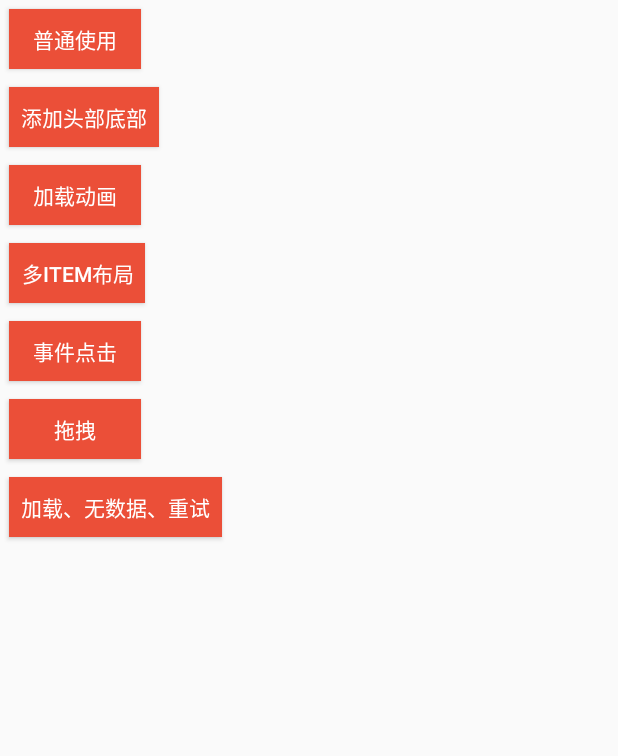
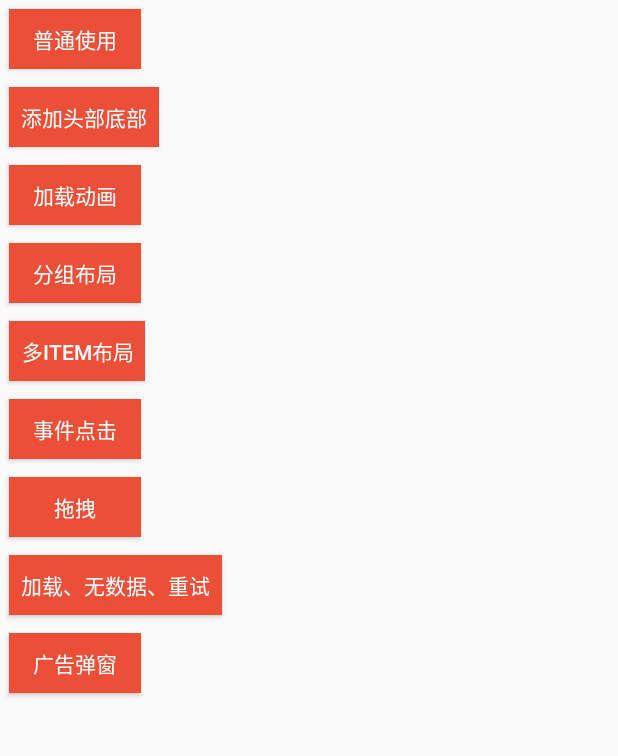
Before and after one commit to 1428610664/BRVAH-RecyclerView-Adapter, an Android app: the screen it shows after launch (MainActivity), on a phone screen of 412 x 824 dp, the part 75-831 px from its top. Run offline under Robolectric (Android 15) with nearby library versions, the phone set to English and light mode, and no system bars.

Commit message:
澧炲姞鍒嗙粍甯冨眬

```diff
--- a/app/build.gradle
+++ b/app/build.gradle
@@ -34,10 +34,14 @@ dependencies {
     compile fileTree(dir: 'libs', include: ['*.jar'])
     compile 'com.android.support:appcompat-v7:24.2.1'
     compile 'com.android.support:recyclerview-v7:24.2.1'
+    compile 'com.android.support:cardview-v7:24.2.1'
 
     compile 'com.github.CymChad:BaseRecyclerViewAdapterHelper:2.9.34'
 
     compile 'com.jaredrummler:material-spinner:1.2.4'
     compile 'com.kyleduo.switchbutton:library:2.0.0'
 
+    /* 广告弹窗 */
+    compile 'cn.yipianfengye.android:ad-library:1.0'
+
 }
--- a/app/src/main/AndroidManifest.xml
+++ b/app/src/main/AndroidManifest.xml
@@ -23,10 +23,12 @@
         <activity android:name=".activity.OrdinaryActivity"/>
         <activity android:name=".activity.AddHeaderFooterActivity"/>
         <activity android:name=".activity.AnimationActivity"/>
+        <activity android:name=".activity.SectionUseActivity"/>
         <activity android:name=".activity.MultiLayoutActivity"/>
         <activity android:name=".activity.DragActivity"/>
         <activity android:name=".activity.EventActivity"/>
         <activity android:name=".activity.EmptyViewActivity"/>
+        <activity android:name=".activity.AdDialogActivity"/>
     </application>
 
 </manifest>
--- a/app/src/main/java/hz/com/hz_recyclerview/activity/MainActivity.java
+++ b/app/src/main/java/hz/com/hz_recyclerview/activity/MainActivity.java
@@ -31,6 +31,9 @@ public class MainActivity extends AppCompatActivity {
             case R.id.bt_loadAnimation:
                 openActivity(AnimationActivity.class);
                 break;
+            case R.id.bt_SectionUse:
+                openActivity(SectionUseActivity.class);
+                break;
             case R.id.bt_multiLayout:
                 openActivity(MultiLayoutActivity.class);
                 break;
@@ -42,6 +45,9 @@ public class MainActivity extends AppCompatActivity {
                 break;
             case R.id.bt_emptyView:
                 openActivity(EmptyViewActivity.class);
+                break;
+            case R.id.bt_adDialog:
+                openActivity(AdDialogActivity.class);
                 break;
         }
     }
--- a/app/src/main/java/hz/com/hz_recyclerview/activity/MultiLayoutActivity.java
+++ b/app/src/main/java/hz/com/hz_recyclerview/activity/MultiLayoutActivity.java
@@ -72,7 +72,7 @@ public class MultiLayoutActivity extends AppCompatActivity {
             list.add(new MultipleItem(MultipleItem.IMG, MultipleItem.IMG_SPAN_SIZE));
             list.add(new MultipleItem(MultipleItem.TEXT, MultipleItem.TEXT_SPAN_SIZE, "CymChad"));
             list.add(new MultipleItem(MultipleItem.IMG_TEXT, MultipleItem.IMG_TEXT_SPAN_SIZE));
-            list.add(new MultipleItem(MultipleItem.IMG_TEXT, MultipleItem.IMG_TEXT_SPAN_SIZE_MIN));
+            list.add(new MultipleItem(MultipleItem.TEXT, MultipleItem.IMG_TEXT_SPAN_SIZE_MIN));
             list.add(new MultipleItem(MultipleItem.IMG_TEXT, MultipleItem.IMG_TEXT_SPAN_SIZE_MIN));
         }
 
--- a/app/src/main/java/hz/com/hz_recyclerview/activity/OrdinaryActivity.java
+++ b/app/src/main/java/hz/com/hz_recyclerview/activity/OrdinaryActivity.java
@@ -56,7 +56,7 @@ public class OrdinaryActivity extends AppCompatActivity {
         mRecyclerView.setLayoutManager(new LinearLayoutManager(this));
         mRecyclerView.addItemDecoration(new DividerItemDecoration(OrdinaryActivity.this, DividerItemDecoration.VERTICAL_LIST));
         OrdinaryAdapter adapter = new OrdinaryAdapter(R.layout.item_city, mData);
-        adapter.openLoadAnimation(ALPHAIN);
+        adapter.openLoadAnimation(ALPHAIN); // 加载动画类型
         adapter.isFirstOnly(false);   // 是否第一次才加载动画
         mRecyclerView.setAdapter(adapter);
         mRecyclerView.addOnItemTouchListener(new OnItemClickListener() {
--- a/app/src/main/java/hz/com/hz_recyclerview/bean/MultipleItem.java
+++ b/app/src/main/java/hz/com/hz_recyclerview/bean/MultipleItem.java
@@ -11,6 +11,7 @@ public class MultipleItem implements MultiItemEntity {
     public static final int TEXT = 1;
     public static final int IMG = 2;
     public static final int IMG_TEXT = 3;
+
     public static final int TEXT_SPAN_SIZE = 3;
     public static final int IMG_SPAN_SIZE = 1;
     public static final int IMG_TEXT_SPAN_SIZE = 4;
--- a/app/src/main/res/layout/activity_main.xml
+++ b/app/src/main/res/layout/activity_main.xml
@@ -36,6 +36,12 @@
         android:text="加载动画"/>
 
     <Button
+        android:id="@+id/bt_SectionUse"
+        style="@style/bt_ordinary"
+        android:onClick="onClick"
+        android:text="分组布局"/>
+
+    <Button
         android:id="@+id/bt_multiLayout"
         style="@style/bt_ordinary"
         android:onClick="onClick"
@@ -59,4 +65,10 @@
         android:onClick="onClick"
         android:text="加载、无数据、重试"/>
 
+    <Button
+        android:id="@+id/bt_adDialog"
+        style="@style/bt_ordinary"
+        android:onClick="onClick"
+        android:text="广告弹窗"/>
+
 </LinearLayout>
--- a/app/src/main/res/values/colors.xml
+++ b/app/src/main/res/values/colors.xml
@@ -19,4 +19,5 @@
     <color name="hard_color">#48495f</color>
     <color name="clickspan_color">#00ddb6</color>
     <color name="dull_blue">#3B4BBF</color>
+
 </resources>
```
Also changed, not shown: app/src/main/java/hz/com/hz_recyclerview/adapter/MultiLayoutAdapter.java (+6 -6 lines), app/src/main/res/layout/item_image_view.xml (+11 -8 lines), app/src/main/res/layout/item_img_text_view.xml (+3 -15 lines), app/src/main/res/layout/item_text_view.xml (+4 -13 lines).
